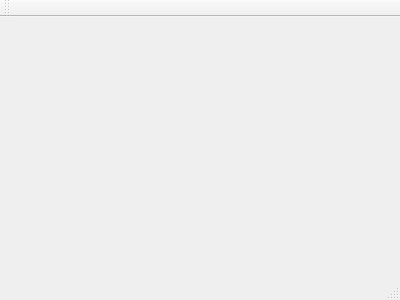
Old version of the form SoftwareSecurityCourseDesign/SoftwareSecurityCourseDesign/mainwindow.ui in the repository yilinfang/SoftwareSecurityCourseDesign.
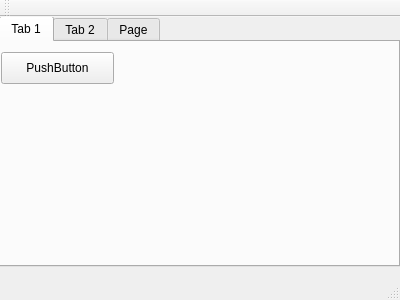
New version of the form.

Diff of the .ui file:
```diff
--- a/SoftwareSecurityCourseDesign/SoftwareSecurityCourseDesign/mainwindow.ui
+++ b/SoftwareSecurityCourseDesign/SoftwareSecurityCourseDesign/mainwindow.ui
@@ -12,13 +12,70 @@
   <property name="windowTitle" >
    <string>MainWindow</string>
   </property>
-  <widget class="QMenuBar" name="menuBar" />
-  <widget class="QToolBar" name="mainToolBar" />
-  <widget class="QWidget" name="centralWidget" />
-  <widget class="QStatusBar" name="statusBar" />
+  <widget class="QWidget" name="centralWidget">
+   <widget class="QTabWidget" name="tabWidget">
+    <property name="geometry">
+     <rect>
+      <x>-1</x>
+      <y>-1</y>
+      <width>401</width>
+      <height>251</height>
+     </rect>
+    </property>
+    <property name="currentIndex">
+     <number>0</number>
+    </property>
+    <widget class="QWidget" name="tab">
+     <attribute name="title">
+      <string>Tab 1</string>
+     </attribute>
+     <widget class="QPushButton" name="pushButton">
+      <property name="geometry">
+       <rect>
+        <x>0</x>
+        <y>10</y>
+        <width>113</width>
+        <height>32</height>
+       </rect>
+      </property>
+      <property name="text">
+       <string>PushButton</string>
+      </property>
+     </widget>
+    </widget>
+    <widget class="QWidget" name="tab_2">
+     <attribute name="title">
+      <string>Tab 2</string>
+     </attribute>
+    </widget>
+    <widget class="QWidget" name="tab_3">
+     <attribute name="title">
+      <string>Page</string>
+     </attribute>
+    </widget>
+   </widget>
+  </widget>
+  <widget class="QMenuBar" name="menuBar">
+   <property name="geometry">
+    <rect>
+     <x>0</x>
+     <y>0</y>
+     <width>400</width>
+     <height>22</height>
+    </rect>
+   </property>
+  </widget>
+  <widget class="QToolBar" name="mainToolBar">
+   <attribute name="toolBarArea">
+    <enum>TopToolBarArea</enum>
+   </attribute>
+   <attribute name="toolBarBreak">
+    <bool>false</bool>
+   </attribute>
+  </widget>
+  <widget class="QStatusBar" name="statusBar"/>
  </widget>
- <layoutDefault spacing="6" margin="11" />
- <pixmapfunction></pixmapfunction>
+ <layoutdefault spacing="6" margin="11"/>
  <resources/>
  <connections/>
 </ui>
```
Left out of the diff: 7 changed lines with no effect on the pictures.
